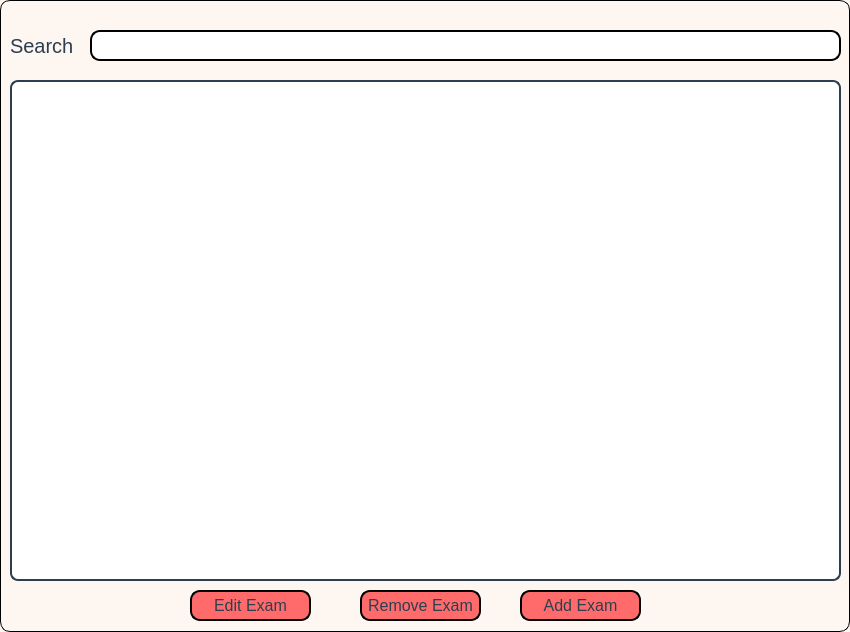
Qt form AdminPanel/ExamManagement.ui (sarimkhan4/SchoolManagementSystem) before a commit.
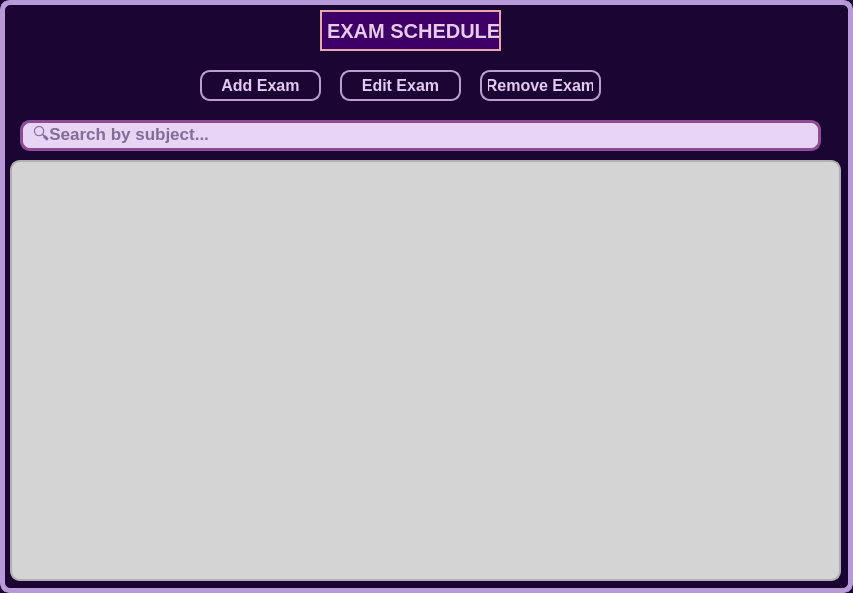
The same form after that commit.

The edit to the form file:
```diff
--- a/AdminPanel/ExamManagement.ui
+++ b/AdminPanel/ExamManagement.ui
@@ -6,8 +6,8 @@
    <rect>
     <x>0</x>
     <y>0</y>
-    <width>850</width>
-    <height>632</height>
+    <width>853</width>
+    <height>593</height>
    </rect>
   </property>
   <property name="windowTitle">
@@ -18,8 +18,8 @@
   </property>
   <property name="styleSheet">
    <string notr="true">QWidget#ExamManagement {
-        background-color: #fef6f0   ;
-        border: 1px solid black;
+        background-color:#1B0633;
+border:5px solid #B89AD8;
         border-radius: 10%;
 }</string>
   </property>
@@ -27,28 +27,29 @@
    <property name="geometry">
     <rect>
      <x>10</x>
-     <y>80</y>
+     <y>160</y>
      <width>831</width>
-     <height>501</height>
+     <height>421</height>
     </rect>
    </property>
    <property name="styleSheet">
     <string notr="true">QTableView#examTable {
-    border: 1.5px solid #2c3e50;
-    border-radius: 8px;
-    background-color: #ffffff;
+    border: 1.5px solid #b0b0b0;  /* Softer grey border */
+    border-radius: 10px;
+    background-color: #d4d4d4;    /* Lighter table background */
     font-family: 'Segoe UI', sans-serif;
     font-size: 11pt;
-    color: #2c3e50;
-    gridline-color: #ecf0f1;
-    alternate-background-color: #f7f9fa;
-    selection-background-color: #d6eaf8;
-    selection-color: #1a252f;
+    color: #1f1f1f;
+    gridline-color: #bcbcbc;      /* Mid grey grid lines */
+    alternate-background-color: #e2e2e2;  /* Subtle row alternation */
+    selection-background-color: #b0b0b0;  /* Visible selection */
+    selection-color: #000000;
+    font-weight: 500;
 }
 
 QHeaderView::section {
-    background-color: #2c3e50;
-    color: white;
+    background-color: #4b4b4b;    /* Darker grey header */
+    color: #ffffff;               /* Light font for contrast */
     font-weight: bold;
     font-size: 11pt;
     padding: 6px;
@@ -57,27 +58,31 @@
 }
 
 QTableView QTableCornerButton::section {
-    background-color: #2c3e50;
+    background-color: #8a8a8a;    /* Match header color */
     border: none;
 }
 
 QTableView::item {
-    padding: 6px;
-    font-size: 10.5pt;
+    padding: 8px 10px;
+    font-size: 10pt;
+    color: #1f1f1f;
+    background-color: transparent;
 }
 
 QTableView::item:selected {
-    background-color: #d6eaf8;
-    color: #1a252f;
+    background-color: #b0b0b0;
+    color: #000000;
 }
+
+
 </string>
    </property>
   </widget>
   <widget class="QPushButton" name="removeButton">
    <property name="geometry">
     <rect>
-     <x>360</x>
-     <y>590</y>
+     <x>480</x>
+     <y>70</y>
      <width>121</width>
      <height>31</height>
     </rect>
@@ -87,16 +92,19 @@
    </property>
    <property name="styleSheet">
     <string notr="true">QPushButton#removeButton {
-    background-color: #ff6b6b;
-    border: 1.5px solid black;
+   border: 1.5px solid #B89FD0;
     border-radius: 10px;
+    padding: 6px;
     font-size: 16px;
-color: #2c3e50 ;
+background: qlineargradient(x1:0, y1:0, x2:1, y2:1,
+                            stop:0 rgb(95, 2, 95),
+                            stop:1 rgb(216, 181, 221));
+color:#e4c9f2;
+font-weight:700;
 }
 
 QPushButton#removeButton:hover {
-color: #2c3e50 ;
-    background-color: #ee5253;
+background-color: #69166f;
 }
 
 </string>
@@ -108,24 +116,27 @@
   <widget class="QPushButton" name="editButton">
    <property name="geometry">
     <rect>
-     <x>190</x>
-     <y>590</y>
+     <x>340</x>
+     <y>70</y>
      <width>121</width>
      <height>31</height>
     </rect>
    </property>
    <property name="styleSheet">
     <string notr="true">QPushButton#editButton {
-    background-color: #ff6b6b;
-    border: 1.5px solid black;
+   border: 1.5px solid #B89FD0;
     border-radius: 10px;
+    padding: 6px;
     font-size: 16px;
-color: #2c3e50 ;
+background: qlineargradient(x1:0, y1:0, x2:1, y2:1,
+                            stop:0 rgb(95, 2, 95),
+                            stop:1 rgb(216, 181, 221));
+color:#e4c9f2;
+font-weight:700;
 }
 
 QPushButton#editButton:hover {
-color: #2c3e50 ;
-    background-color: #ee5253;
+background-color: #69166f;
 }
 
 </string>
@@ -137,24 +148,27 @@
   <widget class="QPushButton" name="addButton">
    <property name="geometry">
     <rect>
-     <x>520</x>
-     <y>590</y>
+     <x>200</x>
+     <y>70</y>
      <width>121</width>
      <height>31</height>
     </rect>
    </property>
    <property name="styleSheet">
     <string notr="true">QPushButton#addButton {
-    background-color: #ff6b6b;
-    border: 1.5px solid black;
+   border: 1.5px solid #B89FD0;
     border-radius: 10px;
+    padding: 6px;
     font-size: 16px;
-color: #2c3e50 ;
+background: qlineargradient(x1:0, y1:0, x2:1, y2:1,
+                            stop:0 rgb(95, 2, 95),
+                            stop:1 rgb(216, 181, 221));
+color:#e4c9f2;
+font-weight:700;
 }
 
 QPushButton#addButton:hover {
-color: #2c3e50 ;
-    background-color: #ee5253;
+background-color: #69166f;
 }
 
 </string>
@@ -166,40 +180,54 @@
   <widget class="QLineEdit" name="searchBar">
    <property name="geometry">
     <rect>
-     <x>90</x>
-     <y>30</y>
-     <width>751</width>
+     <x>20</x>
+     <y>120</y>
+     <width>801</width>
      <height>31</height>
     </rect>
    </property>
    <property name="styleSheet">
     <string notr="true">QLineEdit#searchBar {
-    color: black;;
-    border: 1.5px solid black;;
+  color:#1B0633;
+    border: 3px solid #8d4d95;
     border-radius: 10px;
-        font-size: 16px;
-        padding: 0px 8px 0px 8px;
+        font-size: 17px;
+font-weight: 570;
+padding: 0px 8px 0px 8px;
+background-color: #E8D4F4 ;
 }
 </string>
    </property>
+   <property name="text">
+    <string/>
+   </property>
+   <property name="placeholderText">
+    <string>🔍Search by subject...</string>
+   </property>
   </widget>
-  <widget class="QLabel" name="searchLabel">
+  <widget class="QLabel" name="label">
    <property name="geometry">
     <rect>
-     <x>10</x>
-     <y>30</y>
-     <width>71</width>
-     <height>31</height>
+     <x>320</x>
+     <y>10</y>
+     <width>181</width>
+     <height>41</height>
     </rect>
    </property>
    <property name="styleSheet">
-    <string notr="true">QLabel#searchLabel {
-        font-size: 20px;
-        color: #2c3e50 ;
-}</string>
+    <string notr="true">QLabel#label{
+  background-color: #3E0066;
+  color: #E6CCE7;
+  border: 2px solid #E7A9A9;
+  font-weight: bold;
+  font-size: 20px;
+  text-align: center;
+
+}
+</string>
    </property>
    <property name="text">
-    <string>Search</string>
+    <string>EXAM SCHEDULE</string>
    </property>
   </widget>
  </widget>
```
